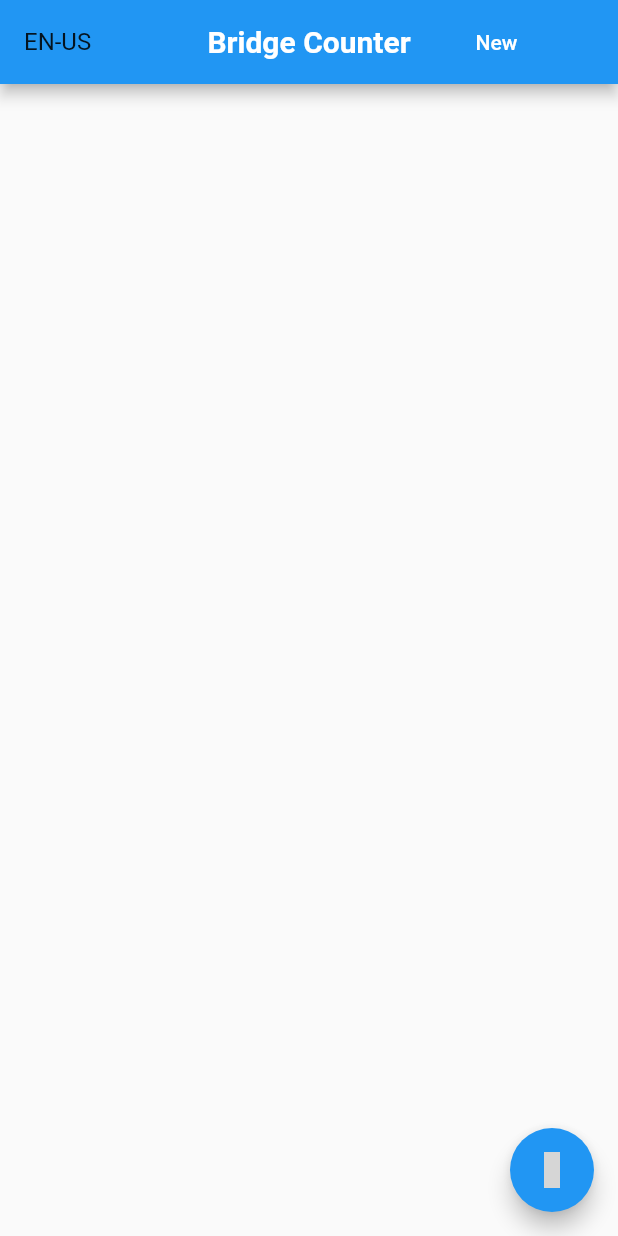
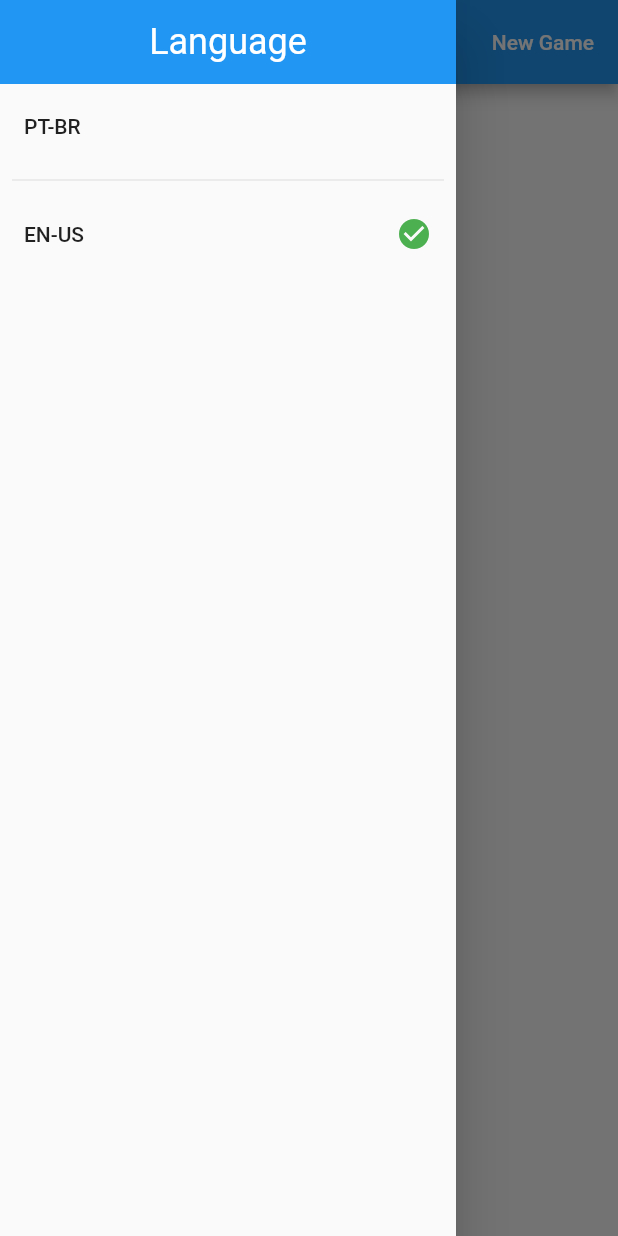
Before and after one commit to LCostaN/bridge_counter, a Flutter app: the screen it shows after launch, with the side drawer open (before the commit the screen has no drawer), on a phone screen of 412 x 824 dp. Run offline on Flutter 3.47's test engine with Material 2 defaults, Android fonts, the phone set to English and light mode, and no system bars; our stand-ins replace flutter_mobx, material_design_icons_flutter, mobx, shared_preferences; generated files the repository leaves out were written again; grey boxes are pictures that could not be loaded.

Commit message:
Finalizado internacionalização. Adicionado UNDO e REDO.

```diff
--- a/lib/main.dart
+++ b/lib/main.dart
@@ -3,7 +3,6 @@ import 'dart:async';
 import 'package:bridge_counter/internationalization/translator.dart';
 import 'package:bridge_counter/ui/point_screen.dart';
 import 'package:flutter/material.dart';
-import 'package:flutter_mobx/flutter_mobx.dart';
 import 'package:provider/provider.dart';
 
 void main() => runZoned(
@@ -35,7 +34,6 @@ class MyApp extends StatelessWidget {
           primarySwatch: Colors.blue,
         ),
         home: PointScreen(),
-        builder: (context, child) => Observer(builder: (context) => child),
       ),
     );
   }
--- a/lib/ui/point_screen.dart
+++ b/lib/ui/point_screen.dart
@@ -31,52 +31,76 @@ class PointScreenState extends State<PointScreen> {
     return Consumer<Translator>(
       builder: (context, translator, _) => Observer(
         builder: (context) => Scaffold(
-          appBar: AppBar(
-            centerTitle: true,
-            title: Row(
-              mainAxisAlignment: MainAxisAlignment.spaceAround,
+          drawer: Drawer(
+            child: ListView(
               children: [
-                Expanded(
-                  child: DropdownButton<Locale>(
-                    icon: Container(),
-                    underline: Container(),
-                    value: translator.locale,
-                    items: [
-                      DropdownMenuItem(
-                        child: Text('PT-BR'),
-                        value: Locale('pt'),
+                Container(
+                  color: Colors.blue,
+                  child: ListTile(
+                    title: Text(
+                      translator.language,
+                      textAlign: TextAlign.center,
+                      style: Theme.of(context).textTheme.headline5.apply(
+                            color: Colors.white,
                           ),
-                      DropdownMenuItem(
-                        child: Text('EN-US'),
-                        value: Locale('en'),
+                    ),
+                  ),
+                ),
+                ListTile(
+                  title: Text('PT-BR'),
+                  trailing: translator.locale == Locale('pt')
+                      ? Icon(Icons.check_circle, color: Colors.green)
+                      : null,
+                  onTap: translator.locale == Locale('pt')
+                      ? null
+                      : () {
+                          translator.locale = Locale('pt');
+                          Navigator.of(context).pop();
+                        },
+                ),
+                Divider(
+                  indent: 8,
+                  endIndent: 8,
+                ),
+                ListTile(
+                  title: Text('EN-US'),
+                  trailing: translator.locale == Locale('en')
+                      ? Icon(Icons.check_circle, color: Colors.green)
+                      : null,
+                  onTap: translator.locale == Locale('en')
+                      ? null
+                      : () {
+                          translator.locale = Locale('en');
+                          Navigator.of(context).pop();
+                        },
                 ),
               ],
-                    onChanged: (locale) => translator.locale = locale,
             ),
           ),
-                Expanded(
-                  flex: 2,
-                  child: Text(
+          appBar: AppBar(
+            leading: Builder(
+              builder: (context) => IconButton(
+                icon: Icon(Icons.settings),
+                onPressed: () => Scaffold.of(context).openDrawer(),
+              ),
+            ),
+            centerTitle: game != null,
+            title: Text(
               game == null
                   ? translator.title
                   : '${game.teams[0].gamesWon} - '
                       '${game.teams[1].gamesWon}',
               style: TextStyle(fontWeight: FontWeight.bold),
-                    textAlign: TextAlign.center,
             ),
-                ),
-                Expanded(
-                  child: FlatButton(
+            actions: [
+              FlatButton(
                 textColor: Colors.white,
                 child: Text(
                   translator.newGame,
-                      maxLines: 1,
                 ),
                 onPressed: () => _newGame(translator),
               ),
-                ),
             ],
-            ),
           ),
           body: game == null
               ? null
@@ -304,6 +328,20 @@ class PointScreenState extends State<PointScreen> {
                                           ),
                                         ),
                                       ),
+                                Container(
+                                  padding: const EdgeInsets.all(8.0),
+                                  height: 36,
+                                  width: double.maxFinite,
+                                  child: FittedBox(
+                                    child: Text(
+                                      'Time ' +
+                                          game
+                                              .teams[
+                                                  game.currentBet.bettingTeam]
+                                              .name,
+                                    ),
+                                  ),
+                                ),
                               ],
                             ),
                           ),
@@ -340,10 +378,28 @@ class PointScreenState extends State<PointScreen> {
                   ),
                   onPressed: () => contabilizar(translator),
                 ),
-          floatingActionButton: FloatingActionButton(
+          floatingActionButton: game == null
+              ? null
+              : Column(
+                  mainAxisSize: MainAxisSize.min,
+                  children: [
+                    game.undoneBets.length > 0
+                        ? FloatingActionButton(
+                            heroTag: 'redo',
+                            onPressed: _redo,
+                            tooltip: translator.undo,
+                            child: Icon(MdiIcons.arrowRight),
+                          )
+                        : Container(width: 8),
+                    game.bets.length > 0
+                        ? FloatingActionButton(
+                            heroTag: 'undo',
                             onPressed: _undo,
                             tooltip: translator.undo,
-            child: Icon(MdiIcons.restart),
+                            child: Icon(MdiIcons.arrowLeft),
+                          )
+                        : Container(width: 8),
+                  ],
                 ),
         ),
       ),
@@ -352,6 +408,10 @@ class PointScreenState extends State<PointScreen> {
 
   void _undo() {
     setState(() => game.undo());
+  }
+
+  void _redo() {
+    setState(() => game.redo());
   }
 
   Widget cardIcon(Naipe naipe) {
```
Also changed, not shown: assets/translations/en.json (+6 -1 lines), assets/translations/pt.json (+6 -1 lines), lib/internationalization/translator.dart (+44 -21 lines), lib/models/game.dart (+28 -9 lines), lib/ui/calc_screen.dart (+34 -27 lines), lib/internationalization/translator.g.dart, lib/models/game.g.dart (added), pubspec.lock. Lines whose indentation alone changed are shown as unchanged.
